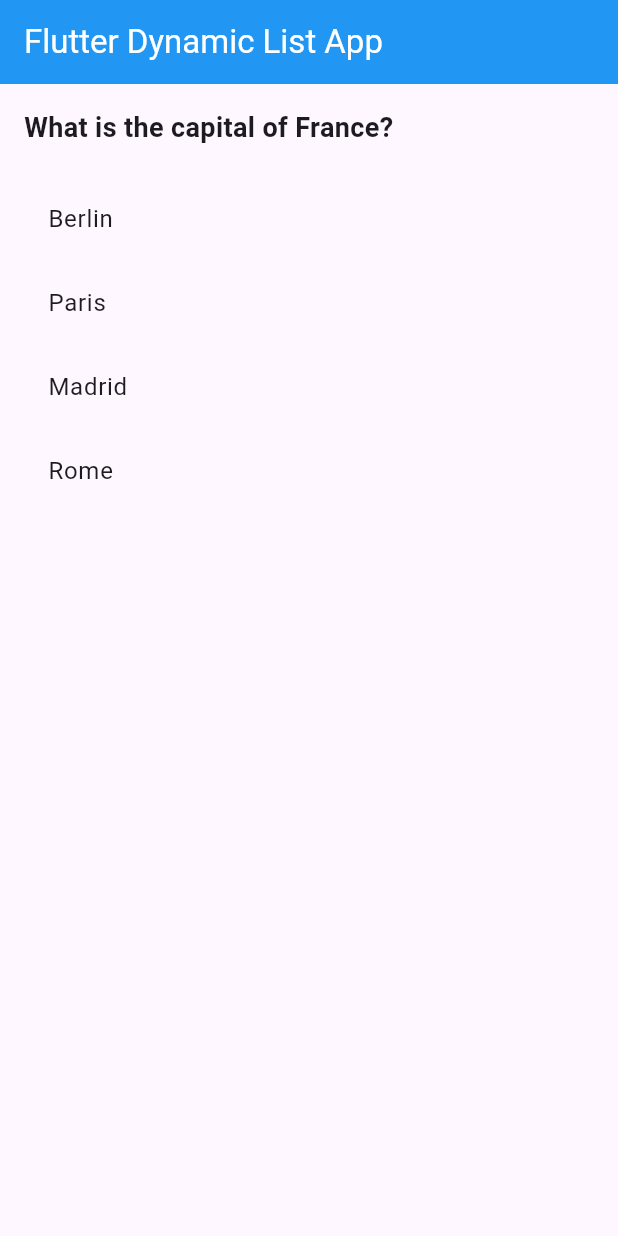
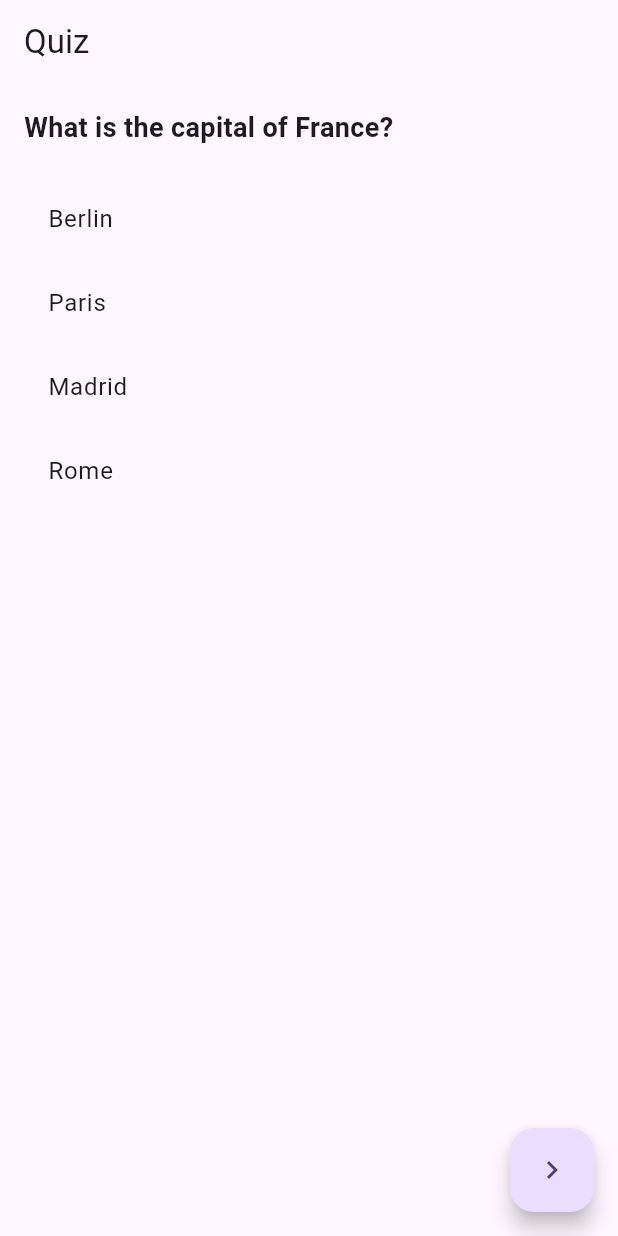
Before and after one commit to EusufUddin8926/Dynamic_View_Load, a Flutter app: the screen it shows after launch, on a phone screen of 412 x 824 dp. Run offline on Flutter 3.47's test engine with Material 3 defaults, Android fonts, the phone set to English and light mode, and no system bars.

Commit message:
something new

```diff
--- a/lib/main.dart
+++ b/lib/main.dart
@@ -1,5 +1,4 @@
 import 'package:flutter/material.dart';
-import 'package:flutter/services.dart';
 
 import 'model/Question.dart';
 
@@ -10,7 +9,6 @@ void main() {
 class MyApp extends StatelessWidget {
   const MyApp({super.key});
 
-  // This widget is the root of your application.
   @override
   Widget build(BuildContext context) {
     return MaterialApp(
@@ -20,72 +18,50 @@ class MyApp extends StatelessWidget {
         colorScheme: ColorScheme.fromSeed(seedColor: Colors.deepPurple),
         useMaterial3: true,
       ),
-      home: QuizScreen(),
+      home: QuizPage(),
     );
   }
 }
 
-class QuizScreen extends StatefulWidget {
-  const QuizScreen({Key? key}) : super(key: key);
-
+class QuizPage extends StatefulWidget {
   @override
-  _QuizScreenState createState() => _QuizScreenState();
+  _QuizPageState createState() => _QuizPageState();
 }
 
-class _QuizScreenState extends State<QuizScreen> {
-
-  var _questions = Question.getQuestionList();
-
-  int _currentQuestionIndex = 0;
-  List<int?> _selectedOptions = List.filled(4, null);
-  ScrollController _scrollController = ScrollController();
+class _QuizPageState extends State<QuizPage> {
+  List<Question> allQuestions = Question.getQuestionList();
+  List<Question> displayedQuestions = [];
 
   @override
   void initState() {
-    // TODO: implement initState
     super.initState();
-    _scrollController = ScrollController();
+    if (allQuestions.isNotEmpty) {
+      displayedQuestions.add(allQuestions.first);
+    }
   }
 
   @override
   Widget build(BuildContext context) {
     return Scaffold(
-      appBar: AppBar(
-        title: Text(
-          'Flutter Dynamic List App',
-          style: TextStyle(color: Colors.white),
-        ),
-        backgroundColor: Colors.blue,
+      appBar: AppBar(title: const Text('Quiz')),
+      body: ListView.builder(
+        itemCount: displayedQuestions.length,
+        itemBuilder: (context, index) {
+          return buildQuestionWidget(displayedQuestions[index]);
+        },
       ),
-      body: ListView.builder(
-        addAutomaticKeepAlives: true,
-        itemCount: _currentQuestionIndex + 1,
-        itemBuilder: (context, index) {
-          if (index >= _questions.length) {
-            return SubmitCard();
-          } else {
-            return buildQuestionWidget(_questions[index]);
-          }
-        },
+      floatingActionButton: FloatingActionButton(
+        onPressed: _loadNextQuestion,
+        child: const Icon(Icons.navigate_next),
       ),
     );
   }
 
   Widget buildQuestionWidget(Question question) {
-    print("Question id: ${question.id}");
     switch (question.questionType) {
       case "MultipleChoice":
         return QuestionCard(
           question: question,
-          onOptionSelected: (selectedOption) {
-            setState(() {
-              _selectedOptions[_currentQuestionIndex] = selectedOption;
-            });
-            if (selectedOption != null) {
-              _moveToNextQuestion(question.referTo);
-            }
-          },
-          scrollController: _scrollController,
         );
       case "textInput":
         return TextInputCard(
@@ -94,7 +70,7 @@ class _QuizScreenState extends State<QuizScreen> {
             // Handle text changes, if needed
           },
           onNextPressed: () {
-            _moveToNextQuestion(question.referTo);
+            // _moveToNextQuestion(question.referTo);
           },
         );
       case "checkBox":
@@ -106,66 +82,58 @@ class _QuizScreenState extends State<QuizScreen> {
           onTextChanged: (number) {
             // Handle number changes, if needed
           },
-          onNextPressed: () {
-            _moveToNextQuestion(question.referTo);
-          },
         );
     }
     return Container();
   }
 
-  void _scrollToNextPosition() {
-    _scrollController.animateTo(
-      _scrollController.position.maxScrollExtent,
-      duration: const Duration(milliseconds: 500),
-      curve: Curves.easeInOut,
-    );
-  }
 
-  void _moveToNextQuestion(String referTo) {
-    int nextQuestionIndex = _findQuestionIndex(referTo);
-
-    print("Next Question index is ${nextQuestionIndex}");
-    if (nextQuestionIndex != -1) {
-      setState(() {
-        _currentQuestionIndex = nextQuestionIndex;
-        _scrollToNextPosition();
-      });
-    } else if (referTo == "Submit") {
-      // Handle the case where the next question is the Submit screen
-      setState(() {
-        _currentQuestionIndex++;
-        _scrollToNextPosition();
-      });
-    } else {
-      print("Next question not found for referTo: $referTo");
+  void _loadNextQuestion() {
+    if (displayedQuestions.isNotEmpty) {
+      int currentQuestionId = displayedQuestions.last.referTo;
+      if (currentQuestionId != -1) {
+        Question? nextQuestion =
+            allQuestions.firstWhere((q) => q.id == currentQuestionId);
+        setState(() {
+          displayedQuestions.add(nextQuestion);
+        });
+      } else {
+        ScaffoldMessenger.of(context)
+            .showSnackBar(const SnackBar(content: Text("All Done")));
+      }
     }
   }
+}
 
-  int _findQuestionIndex(String referTo) {
-    if (referTo == "Submit") {
-      return _questions.length;
-    }
+class QuestionWidget extends StatelessWidget {
+  final Question question;
 
-    for (int i = 0; i < _questions.length; i++) {
-      if (_questions[i].id.toString() == referTo) {
-        return i;
-      }
-    }
-    return -1;
+  QuestionWidget({required this.question});
+
+  @override
+  Widget build(BuildContext context) {
+    return Card(
+      child: ListTile(
+        title: Text(question.questionText),
+      ),
+    );
   }
 }
 
 
+
+
+
+
 class QuestionCard extends StatelessWidget {
   final Question question;
-  final ValueChanged<int?> onOptionSelected;
-  final ScrollController scrollController;
+  // final ValueChanged<int?> onOptionSelected;
+  // final ScrollController scrollController;
 
   QuestionCard({
     required this.question,
-    required this.onOptionSelected,
-    required this.scrollController,
+    // required this.onOptionSelected,
+    // required this.scrollController,
   });
 
   @override
@@ -182,14 +150,14 @@ class QuestionCard extends StatelessWidget {
           ),
           SizedBox(height: 20.0),
           ListView.builder(
-            controller: scrollController,
+            // controller: scrollController,
             shrinkWrap: true,
             itemCount: question.options.length,
             itemBuilder: (context, index) {
               return OptionItem(
                 option: question.options[index],
                 onSelected: () {
-                  onOptionSelected(index);
+                  // onOptionSelected(index);
                 },
               );
             },
@@ -281,12 +249,12 @@ class _TextInputCardState extends State<TextInputCard> {
 class NumberInputCard extends StatefulWidget {
   final Question question;
   final ValueChanged<String?> onTextChanged;
-  final VoidCallback onNextPressed;
+  final VoidCallback? onNextPressed;
 
   NumberInputCard({
     required this.question,
     required this.onTextChanged,
-    required this.onNextPressed,
+     this.onNextPressed,
   });
 
   @override
@@ -330,21 +298,6 @@ class _NumberInputCardState extends State<NumberInputCard> {
               widget.onTextChanged(text);
             },
           ),
-          SizedBox(
-            height: 20,
-          ),
-          Align(
-            alignment: Alignment.center,
-            child: MaterialButton(
-              onPressed: widget.onNextPressed,
-              height: 40,
-              minWidth: 100,
-              shape: RoundedRectangleBorder(
-                  borderRadius: BorderRadius.circular(20)),
-              child: Text("Next", style: TextStyle(color: Colors.white)),
-              color: Colors.blue,
-            ),
-          )
         ],
       ),
     );
--- a/lib/model/Question.dart
+++ b/lib/model/Question.dart
@@ -1,9 +1,12 @@
+
+
+
 class Question {
   final int id;
   final String questionText;
   final List<String> options;
   final String questionType;
-  final String referTo;
+  final int referTo;
 
   Question({
     required this.id,
@@ -20,30 +23,22 @@ class Question {
         questionText: 'What is the capital of France?',
         options: ['Berlin', 'Paris', 'Madrid', 'Rome'],
         questionType: "MultipleChoice",
-        referTo: "3",
+        referTo: 3,
       ),
       Question(
         id: 2,
-        questionText: 'Which programming language is used for Android Development',
-        options: ['Java', 'Dart', 'Python', 'C#'],
+        questionText: 'Which programming language is your favourite?',
+        options: [],
         questionType: "textInput",
-        referTo: "4",
+        referTo: -1,
       ),
       Question(
         id: 3,
-        questionText: 'Which programming language is your favourite?',
+        questionText: 'Give the rating for your favourite language?',
         options: [],
         questionType: "textInput",
-        referTo: "2",
+        referTo: 2,
       ),
-      Question(
-        id: 4,
-        questionText: 'Give the rating for your favourite language?',
-        options: [],
-        questionType: "numberInput",
-        referTo: "Submit",
-      ),
-      // Add more questions as needed
     ];
     return _questions;
   }
```
